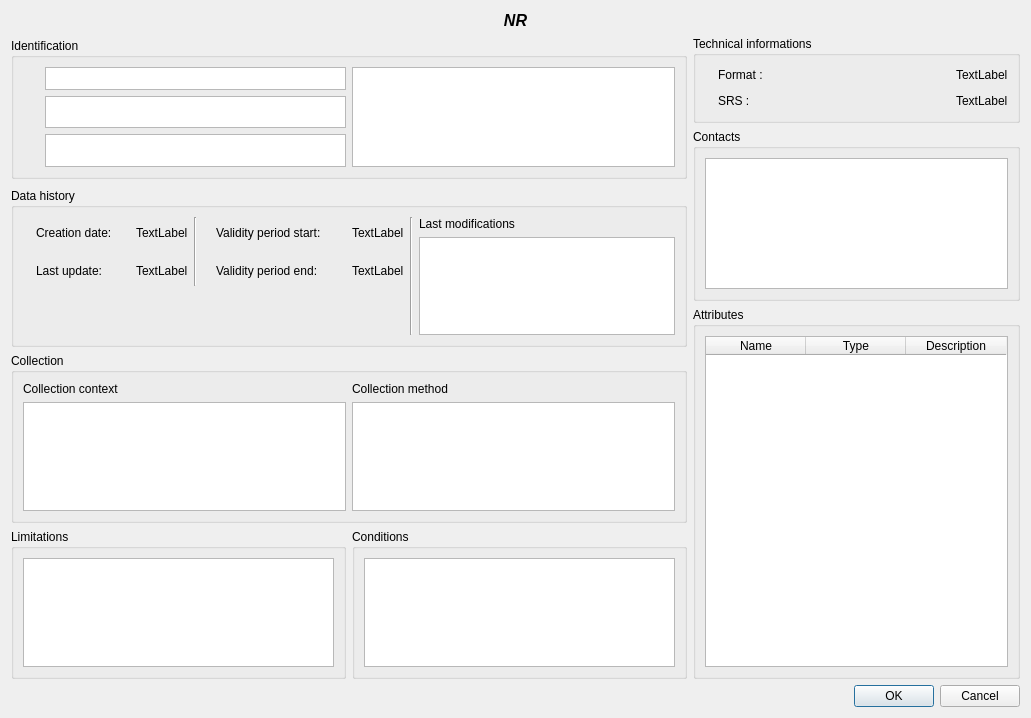
isogeo/isogeo-plugin-qgis, file ui/mddetails/isogeo_md_details.ui: the form before one commit.
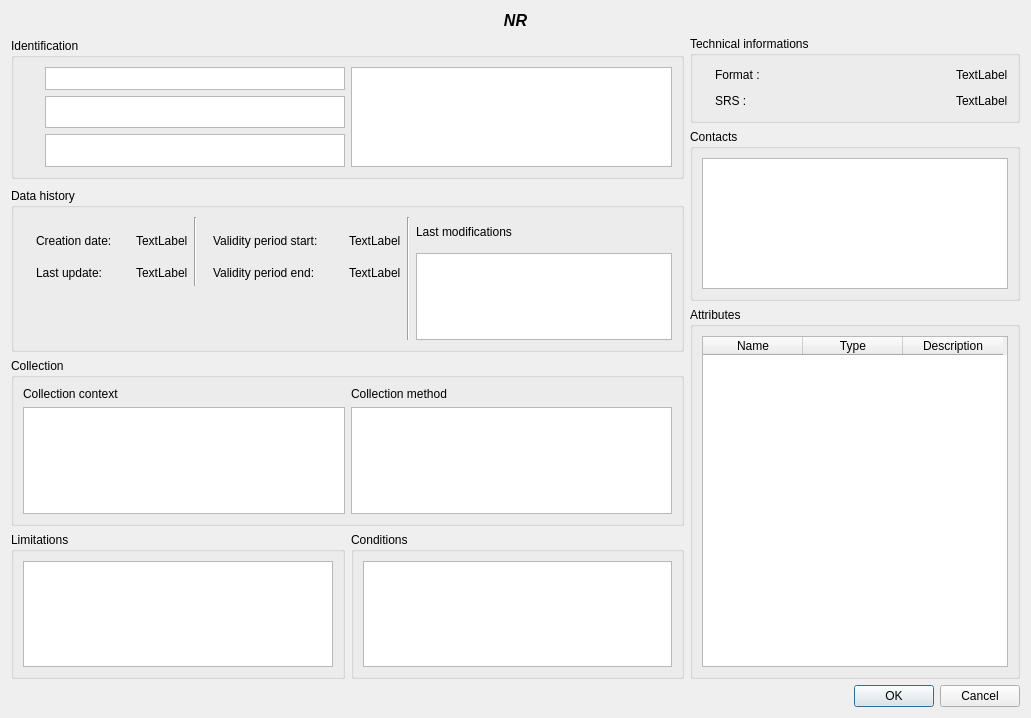
The form after the commit. Icons and pictures are not drawn. Custom widgets are drawn as their Qt base class.

Commit message: Fixed ui in auth window and metadata details

The edit to the form file:
```diff
--- a/ui/mddetails/isogeo_md_details.ui
+++ b/ui/mddetails/isogeo_md_details.ui
@@ -232,13 +232,15 @@
       <item row="0" column="0">
        <layout class="QVBoxLayout" name="verticalLayout_2">
         <item>
-         <layout class="QHBoxLayout" name="horizontalLayout_10">
-          <item>
-           <layout class="QHBoxLayout" name="horizontalLayout_9">
-            <item>
-             <layout class="QHBoxLayout" name="horizontalLayout_8">
+         <layout class="QHBoxLayout" name="horizontalLayout_5">
               <item>
                <widget class="QLabel" name="label_6">
+            <property name="maximumSize">
+             <size>
+              <width>16</width>
+              <height>16</height>
+             </size>
+            </property>
                 <property name="text">
                  <string/>
                 </property>
@@ -254,8 +256,6 @@
                 </property>
                </widget>
               </item>
-             </layout>
-            </item>
             <item>
              <spacer name="horizontalSpacer">
               <property name="orientation">
@@ -269,8 +269,6 @@
               </property>
              </spacer>
             </item>
-           </layout>
-          </item>
           <item>
            <widget class="QLabel" name="val_format">
             <property name="text">
@@ -281,13 +279,15 @@
          </layout>
         </item>
         <item>
-         <layout class="QHBoxLayout" name="horizontalLayout_7">
-          <item>
            <layout class="QHBoxLayout" name="horizontalLayout_6">
             <item>
-             <layout class="QHBoxLayout" name="horizontalLayout_5">
-              <item>
                <widget class="QLabel" name="label_7">
+            <property name="maximumSize">
+             <size>
+              <width>16</width>
+              <height>16</height>
+             </size>
+            </property>
                 <property name="text">
                  <string/>
                 </property>
@@ -303,8 +303,6 @@
                 </property>
                </widget>
               </item>
-             </layout>
-            </item>
             <item>
              <spacer name="horizontalSpacer_2">
               <property name="orientation">
@@ -318,8 +316,6 @@
               </property>
              </spacer>
             </item>
-           </layout>
-          </item>
           <item>
            <widget class="QLabel" name="val_srs">
             <property name="text">
@@ -377,59 +373,39 @@
       <string>Data history</string>
      </property>
      <layout class="QGridLayout" name="gridLayout_5">
-      <item row="0" column="1" rowspan="3">
+      <item row="0" column="1" rowspan="3" colspan="2">
+       <widget class="Line" name="line">
+        <property name="orientation">
+         <enum>Qt::Vertical</enum>
+        </property>
+       </widget>
+      </item>
+      <item row="0" column="3" rowspan="4">
        <widget class="Line" name="line_4">
         <property name="orientation">
          <enum>Qt::Vertical</enum>
         </property>
        </widget>
       </item>
-      <item row="2" column="0">
-       <spacer name="verticalSpacer">
-        <property name="orientation">
-         <enum>Qt::Vertical</enum>
-        </property>
-        <property name="sizeType">
-         <enum>QSizePolicy::Fixed</enum>
-        </property>
-        <property name="sizeHint" stdset="0">
-         <size>
-          <width>20</width>
-          <height>48</height>
-         </size>
-        </property>
-       </spacer>
-      </item>
-      <item row="1" column="2" rowspan="2">
-       <widget class="QListWidget" name="list_events">
-        <property name="minimumSize">
-         <size>
-          <width>215</width>
-          <height>0</height>
-         </size>
-        </property>
-        <property name="selectionRectVisible">
-         <bool>true</bool>
-        </property>
-       </widget>
-      </item>
-      <item row="0" column="2">
+      <item row="0" column="4" rowspan="2">
        <widget class="QLabel" name="label">
         <property name="text">
          <string>Last modifications</string>
         </property>
        </widget>
       </item>
-      <item row="0" column="0" rowspan="2">
-       <layout class="QHBoxLayout" name="horizontalLayout_19">
-        <item>
+      <item row="1" column="0" rowspan="2">
          <layout class="QVBoxLayout" name="verticalLayout_3">
           <item>
-           <layout class="QHBoxLayout" name="horizontalLayout_18">
-            <item>
-             <layout class="QHBoxLayout" name="horizontalLayout_16">
+         <layout class="QHBoxLayout" name="horizontalLayout_7">
               <item>
                <widget class="QLabel" name="label_2">
+            <property name="maximumSize">
+             <size>
+              <width>16</width>
+              <height>16</height>
+             </size>
+            </property>
                 <property name="text">
                  <string/>
                 </property>
@@ -445,8 +421,6 @@
                 </property>
                </widget>
               </item>
-             </layout>
-            </item>
             <item>
              <spacer name="horizontalSpacer_5">
               <property name="orientation">
@@ -470,11 +444,15 @@
            </layout>
           </item>
           <item>
-           <layout class="QHBoxLayout" name="horizontalLayout_17">
-            <item>
-             <layout class="QHBoxLayout" name="horizontalLayout_15">
+         <layout class="QHBoxLayout" name="horizontalLayout_8">
               <item>
                <widget class="QLabel" name="label_3">
+            <property name="maximumSize">
+             <size>
+              <width>16</width>
+              <height>16</height>
+             </size>
+            </property>
                 <property name="text">
                  <string/>
                 </property>
@@ -490,8 +468,6 @@
                 </property>
                </widget>
               </item>
-             </layout>
-            </item>
             <item>
              <spacer name="horizontalSpacer_6">
               <property name="orientation">
@@ -516,21 +492,18 @@
           </item>
          </layout>
         </item>
-        <item>
-         <widget class="Line" name="line">
-          <property name="orientation">
-           <enum>Qt::Vertical</enum>
-          </property>
-         </widget>
-        </item>
-        <item>
+      <item row="1" column="2" rowspan="2">
          <layout class="QVBoxLayout" name="verticalLayout_4">
           <item>
-           <layout class="QHBoxLayout" name="horizontalLayout_12">
-            <item>
-             <layout class="QHBoxLayout" name="horizontalLayout_11">
+         <layout class="QHBoxLayout" name="horizontalLayout_9">
               <item>
                <widget class="QLabel" name="label_4">
+            <property name="maximumSize">
+             <size>
+              <width>16</width>
+              <height>16</height>
+             </size>
+            </property>
                 <property name="text">
                  <string/>
                 </property>
@@ -546,8 +519,6 @@
                 </property>
                </widget>
               </item>
-             </layout>
-            </item>
             <item>
              <spacer name="horizontalSpacer_3">
               <property name="orientation">
@@ -571,11 +542,15 @@
            </layout>
           </item>
           <item>
-           <layout class="QHBoxLayout" name="horizontalLayout_14">
-            <item>
-             <layout class="QHBoxLayout" name="horizontalLayout_13">
+         <layout class="QHBoxLayout" name="horizontalLayout_10">
               <item>
                <widget class="QLabel" name="label_5">
+            <property name="maximumSize">
+             <size>
+              <width>16</width>
+              <height>16</height>
+             </size>
+            </property>
                 <property name="text">
                  <string/>
                 </property>
@@ -591,8 +566,6 @@
                 </property>
                </widget>
               </item>
-             </layout>
-            </item>
             <item>
              <spacer name="horizontalSpacer_4">
               <property name="orientation">
@@ -617,7 +590,34 @@
           </item>
          </layout>
         </item>
-       </layout>
+      <item row="2" column="4" rowspan="2">
+       <widget class="QListWidget" name="list_events">
+        <property name="minimumSize">
+         <size>
+          <width>215</width>
+          <height>0</height>
+         </size>
+        </property>
+        <property name="selectionRectVisible">
+         <bool>true</bool>
+        </property>
+       </widget>
+      </item>
+      <item row="3" column="0">
+       <spacer name="verticalSpacer">
+        <property name="orientation">
+         <enum>Qt::Vertical</enum>
+        </property>
+        <property name="sizeType">
+         <enum>QSizePolicy::Fixed</enum>
+        </property>
+        <property name="sizeHint" stdset="0">
+         <size>
+          <width>20</width>
+          <height>48</height>
+         </size>
+        </property>
+       </spacer>
       </item>
      </layout>
      <zorder>list_events</zorder>
```
Left out of the diff: 36 changed lines with no effect on the pictures. Lines whose indentation alone changed are shown as unchanged. The commit also changes 4 other files.
